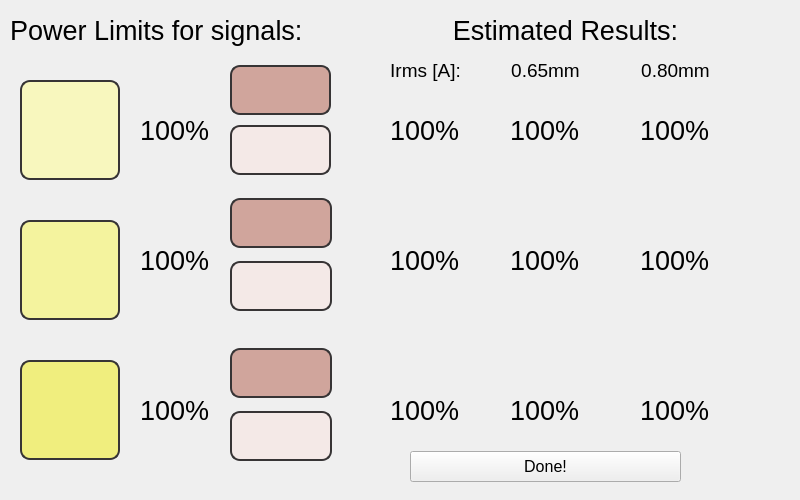
Before: the Qt Designer form stretcher_v_3_0/stretcher_pwr_ctrl_dlg.ui in MarianoDel/pyqt5, drawn with Qt 5.
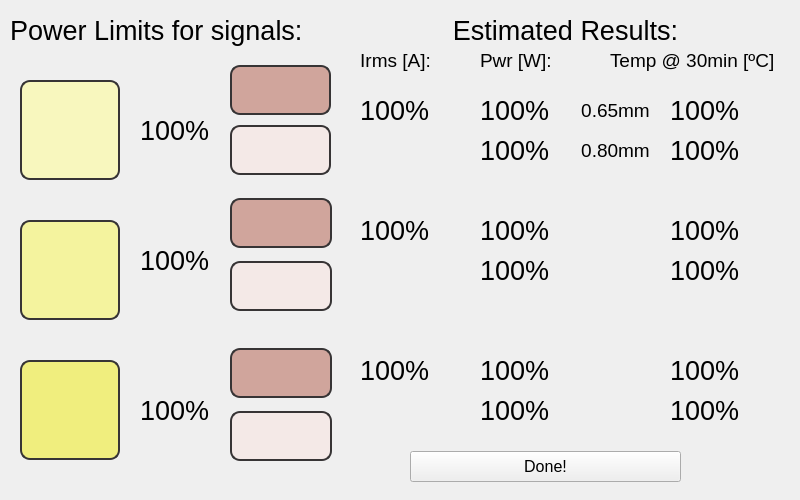
After: the same form once the commit is applied. Icons and pictures are not drawn.

Commit message: algo mas a pwr ctrl

```diff
--- a/stretcher_v_3_0/stretcher_pwr_ctrl_dlg.ui
+++ b/stretcher_v_3_0/stretcher_pwr_ctrl_dlg.ui
@@ -361,8 +361,8 @@
   <widget class="QLabel" name="label_6">
    <property name="geometry">
     <rect>
-     <x>380</x>
-     <y>50</y>
+     <x>350</x>
+     <y>40</y>
      <width>91</width>
      <height>41</height>
     </rect>
@@ -379,11 +379,11 @@
     <set>Qt::AlignCenter</set>
    </property>
   </widget>
-  <widget class="QLabel" name="label_7">
+  <widget class="QLabel" name="triangCurrLabel">
    <property name="geometry">
     <rect>
-     <x>390</x>
-     <y>110</y>
+     <x>360</x>
+     <y>90</y>
      <width>101</width>
      <height>41</height>
     </rect>
@@ -397,11 +397,11 @@
     <string>100%</string>
    </property>
   </widget>
-  <widget class="QLabel" name="label_8">
+  <widget class="QLabel" name="squarePwr065Label">
    <property name="geometry">
     <rect>
-     <x>390</x>
-     <y>390</y>
+     <x>480</x>
+     <y>210</y>
      <width>101</width>
      <height>41</height>
     </rect>
@@ -415,161 +415,11 @@
     <string>100%</string>
    </property>
   </widget>
-  <widget class="QLabel" name="label_9">
+  <widget class="QLabel" name="squareCurrLabel">
    <property name="geometry">
     <rect>
-     <x>390</x>
-     <y>240</y>
-     <width>101</width>
-     <height>41</height>
-    </rect>
-   </property>
-   <property name="font">
-    <font>
-     <pointsize>20</pointsize>
-    </font>
-   </property>
-   <property name="text">
-    <string>100%</string>
-   </property>
-  </widget>
-  <widget class="QLabel" name="label_10">
-   <property name="geometry">
-    <rect>
-     <x>510</x>
-     <y>390</y>
-     <width>101</width>
-     <height>41</height>
-    </rect>
-   </property>
-   <property name="font">
-    <font>
-     <pointsize>20</pointsize>
-    </font>
-   </property>
-   <property name="text">
-    <string>100%</string>
-   </property>
-  </widget>
-  <widget class="QLabel" name="label_11">
-   <property name="geometry">
-    <rect>
-     <x>510</x>
-     <y>110</y>
-     <width>101</width>
-     <height>41</height>
-    </rect>
-   </property>
-   <property name="font">
-    <font>
-     <pointsize>20</pointsize>
-    </font>
-   </property>
-   <property name="text">
-    <string>100%</string>
-   </property>
-  </widget>
-  <widget class="QLabel" name="label_12">
-   <property name="geometry">
-    <rect>
-     <x>500</x>
-     <y>50</y>
-     <width>91</width>
-     <height>41</height>
-    </rect>
-   </property>
-   <property name="font">
-    <font>
-     <pointsize>14</pointsize>
-    </font>
-   </property>
-   <property name="text">
-    <string>0.65mm</string>
-   </property>
-   <property name="alignment">
-    <set>Qt::AlignCenter</set>
-   </property>
-  </widget>
-  <widget class="QLabel" name="label_13">
-   <property name="geometry">
-    <rect>
-     <x>510</x>
-     <y>240</y>
-     <width>101</width>
-     <height>41</height>
-    </rect>
-   </property>
-   <property name="font">
-    <font>
-     <pointsize>20</pointsize>
-    </font>
-   </property>
-   <property name="text">
-    <string>100%</string>
-   </property>
-  </widget>
-  <widget class="QLabel" name="label_14">
-   <property name="geometry">
-    <rect>
-     <x>640</x>
-     <y>390</y>
-     <width>101</width>
-     <height>41</height>
-    </rect>
-   </property>
-   <property name="font">
-    <font>
-     <pointsize>20</pointsize>
-    </font>
-   </property>
-   <property name="text">
-    <string>100%</string>
-   </property>
-  </widget>
-  <widget class="QLabel" name="label_15">
-   <property name="geometry">
-    <rect>
-     <x>640</x>
-     <y>110</y>
-     <width>101</width>
-     <height>41</height>
-    </rect>
-   </property>
-   <property name="font">
-    <font>
-     <pointsize>20</pointsize>
-    </font>
-   </property>
-   <property name="text">
-    <string>100%</string>
-   </property>
-  </widget>
-  <widget class="QLabel" name="label_16">
-   <property name="geometry">
-    <rect>
-     <x>630</x>
-     <y>50</y>
-     <width>91</width>
-     <height>41</height>
-    </rect>
-   </property>
-   <property name="font">
-    <font>
-     <pointsize>14</pointsize>
-    </font>
-   </property>
-   <property name="text">
-    <string>0.80mm</string>
-   </property>
-   <property name="alignment">
-    <set>Qt::AlignCenter</set>
-   </property>
-  </widget>
-  <widget class="QLabel" name="label_17">
-   <property name="geometry">
-    <rect>
-     <x>640</x>
-     <y>240</y>
+     <x>360</x>
+     <y>210</y>
      <width>101</width>
      <height>41</height>
     </rect>
@@ -601,6 +451,306 @@
     <string>Done!</string>
    </property>
   </widget>
+  <widget class="QLabel" name="triangPwr065Label">
+   <property name="geometry">
+    <rect>
+     <x>480</x>
+     <y>90</y>
+     <width>101</width>
+     <height>41</height>
+    </rect>
+   </property>
+   <property name="font">
+    <font>
+     <pointsize>20</pointsize>
+    </font>
+   </property>
+   <property name="text">
+    <string>100%</string>
+   </property>
+  </widget>
+  <widget class="QLabel" name="sinusPwr065Label">
+   <property name="geometry">
+    <rect>
+     <x>480</x>
+     <y>350</y>
+     <width>101</width>
+     <height>41</height>
+    </rect>
+   </property>
+   <property name="font">
+    <font>
+     <pointsize>20</pointsize>
+    </font>
+   </property>
+   <property name="text">
+    <string>100%</string>
+   </property>
+  </widget>
+  <widget class="QLabel" name="sinusCurrLabel">
+   <property name="geometry">
+    <rect>
+     <x>360</x>
+     <y>350</y>
+     <width>101</width>
+     <height>41</height>
+    </rect>
+   </property>
+   <property name="font">
+    <font>
+     <pointsize>20</pointsize>
+    </font>
+   </property>
+   <property name="text">
+    <string>100%</string>
+   </property>
+  </widget>
+  <widget class="QLabel" name="label_7">
+   <property name="geometry">
+    <rect>
+     <x>480</x>
+     <y>40</y>
+     <width>81</width>
+     <height>41</height>
+    </rect>
+   </property>
+   <property name="font">
+    <font>
+     <pointsize>14</pointsize>
+    </font>
+   </property>
+   <property name="text">
+    <string>Pwr [W]:</string>
+   </property>
+   <property name="alignment">
+    <set>Qt::AlignLeading|Qt::AlignLeft|Qt::AlignVCenter</set>
+   </property>
+  </widget>
+  <widget class="QLabel" name="squareTemp080Label">
+   <property name="geometry">
+    <rect>
+     <x>670</x>
+     <y>250</y>
+     <width>101</width>
+     <height>41</height>
+    </rect>
+   </property>
+   <property name="font">
+    <font>
+     <pointsize>20</pointsize>
+    </font>
+   </property>
+   <property name="text">
+    <string>100%</string>
+   </property>
+  </widget>
+  <widget class="QLabel" name="triangTemp065Label">
+   <property name="geometry">
+    <rect>
+     <x>670</x>
+     <y>90</y>
+     <width>101</width>
+     <height>41</height>
+    </rect>
+   </property>
+   <property name="font">
+    <font>
+     <pointsize>20</pointsize>
+    </font>
+   </property>
+   <property name="text">
+    <string>100%</string>
+   </property>
+  </widget>
+  <widget class="QLabel" name="triangTemp080Label">
+   <property name="geometry">
+    <rect>
+     <x>670</x>
+     <y>130</y>
+     <width>101</width>
+     <height>41</height>
+    </rect>
+   </property>
+   <property name="font">
+    <font>
+     <pointsize>20</pointsize>
+    </font>
+   </property>
+   <property name="text">
+    <string>100%</string>
+   </property>
+  </widget>
+  <widget class="QLabel" name="label_9">
+   <property name="geometry">
+    <rect>
+     <x>570</x>
+     <y>130</y>
+     <width>91</width>
+     <height>41</height>
+    </rect>
+   </property>
+   <property name="font">
+    <font>
+     <pointsize>14</pointsize>
+    </font>
+   </property>
+   <property name="text">
+    <string>0.80mm</string>
+   </property>
+   <property name="alignment">
+    <set>Qt::AlignCenter</set>
+   </property>
+  </widget>
+  <widget class="QLabel" name="sinusTemp080Label">
+   <property name="geometry">
+    <rect>
+     <x>670</x>
+     <y>390</y>
+     <width>101</width>
+     <height>41</height>
+    </rect>
+   </property>
+   <property name="font">
+    <font>
+     <pointsize>20</pointsize>
+    </font>
+   </property>
+   <property name="text">
+    <string>100%</string>
+   </property>
+  </widget>
+  <widget class="QLabel" name="squareTemp065Label">
+   <property name="geometry">
+    <rect>
+     <x>670</x>
+     <y>210</y>
+     <width>101</width>
+     <height>41</height>
+    </rect>
+   </property>
+   <property name="font">
+    <font>
+     <pointsize>20</pointsize>
+    </font>
+   </property>
+   <property name="text">
+    <string>100%</string>
+   </property>
+  </widget>
+  <widget class="QLabel" name="sinusTemp065Label">
+   <property name="geometry">
+    <rect>
+     <x>670</x>
+     <y>350</y>
+     <width>101</width>
+     <height>41</height>
+    </rect>
+   </property>
+   <property name="font">
+    <font>
+     <pointsize>20</pointsize>
+    </font>
+   </property>
+   <property name="text">
+    <string>100%</string>
+   </property>
+  </widget>
+  <widget class="QLabel" name="sinusPwr080Label">
+   <property name="geometry">
+    <rect>
+     <x>480</x>
+     <y>390</y>
+     <width>101</width>
+     <height>41</height>
+    </rect>
+   </property>
+   <property name="font">
+    <font>
+     <pointsize>20</pointsize>
+    </font>
+   </property>
+   <property name="text">
+    <string>100%</string>
+   </property>
+  </widget>
+  <widget class="QLabel" name="squarePwr080Label">
+   <property name="geometry">
+    <rect>
+     <x>480</x>
+     <y>250</y>
+     <width>101</width>
+     <height>41</height>
+    </rect>
+   </property>
+   <property name="font">
+    <font>
+     <pointsize>20</pointsize>
+    </font>
+   </property>
+   <property name="text">
+    <string>100%</string>
+   </property>
+  </widget>
+  <widget class="QLabel" name="triangPwr080Label">
+   <property name="geometry">
+    <rect>
+     <x>480</x>
+     <y>130</y>
+     <width>101</width>
+     <height>41</height>
+    </rect>
+   </property>
+   <property name="font">
+    <font>
+     <pointsize>20</pointsize>
+    </font>
+   </property>
+   <property name="text">
+    <string>100%</string>
+   </property>
+  </widget>
+  <widget class="QLabel" name="label_10">
+   <property name="geometry">
+    <rect>
+     <x>570</x>
+     <y>90</y>
+     <width>91</width>
+     <height>41</height>
+    </rect>
+   </property>
+   <property name="font">
+    <font>
+     <pointsize>14</pointsize>
+    </font>
+   </property>
+   <property name="text">
+    <string>0.65mm</string>
+   </property>
+   <property name="alignment">
+    <set>Qt::AlignCenter</set>
+   </property>
+  </widget>
+  <widget class="QLabel" name="label_8">
+   <property name="geometry">
+    <rect>
+     <x>610</x>
+     <y>40</y>
+     <width>181</width>
+     <height>41</height>
+    </rect>
+   </property>
+   <property name="font">
+    <font>
+     <pointsize>14</pointsize>
+    </font>
+   </property>
+   <property name="text">
+    <string>Temp @ 30min [ºC]</string>
+   </property>
+   <property name="alignment">
+    <set>Qt::AlignLeading|Qt::AlignLeft|Qt::AlignVCenter</set>
+   </property>
+  </widget>
  </widget>
  <resources>
   <include location="stretcher3_res.qrc"/>
```
Left out of the diff: 18 changed lines with no effect on the pictures. The commit also changes 3 other files.
